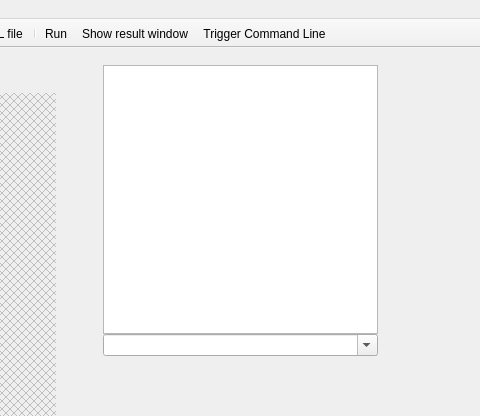
Qt form Nymph/NymphGUI/mainwindow.ui (Epsirom/Stylization) before a commit; both pictures show x 325 to 805 and y 0 to 416 of the 1024 by 640 pixel window.
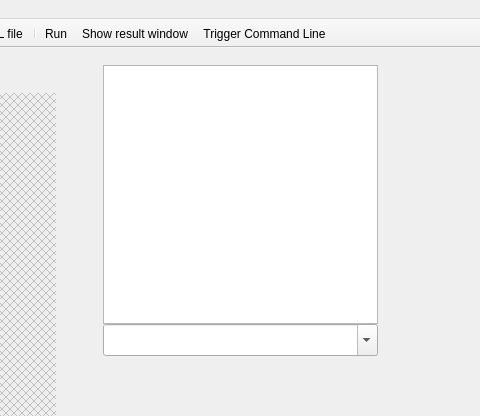
The same form after that commit. Icons and pictures are not drawn.

The edit to the form file:
```diff
--- a/Nymph/NymphGUI/mainwindow.ui
+++ b/Nymph/NymphGUI/mainwindow.ui
@@ -41,6 +41,12 @@
      </property>
      <item>
       <widget class="QPlainTextEdit" name="logEdit">
+       <property name="font">
+        <font>
+         <family>Monaco</family>
+         <pointsize>15</pointsize>
+        </font>
+       </property>
        <property name="tabChangesFocus">
         <bool>true</bool>
        </property>
@@ -54,6 +60,12 @@
      </item>
      <item>
       <widget class="QComboBox" name="cmdEdit">
+       <property name="font">
+        <font>
+         <family>Monaco</family>
+         <pointsize>13</pointsize>
+        </font>
+       </property>
        <property name="editable">
         <bool>true</bool>
        </property>
```
